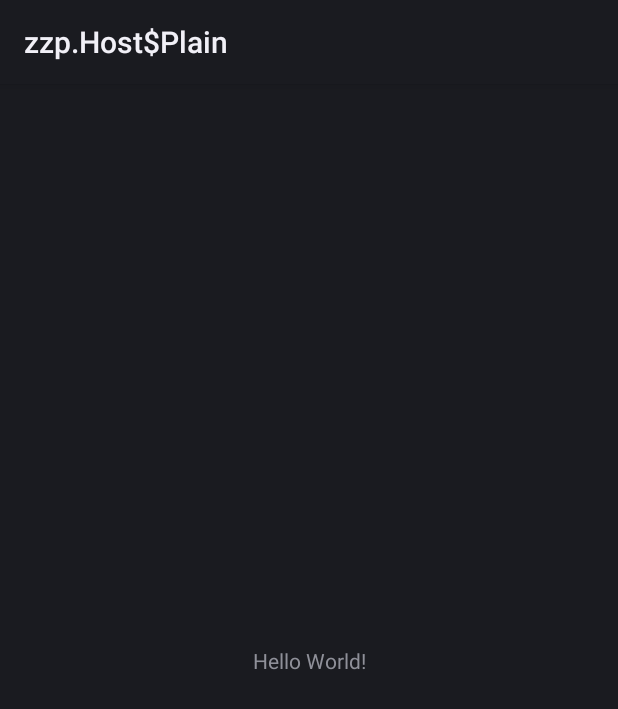
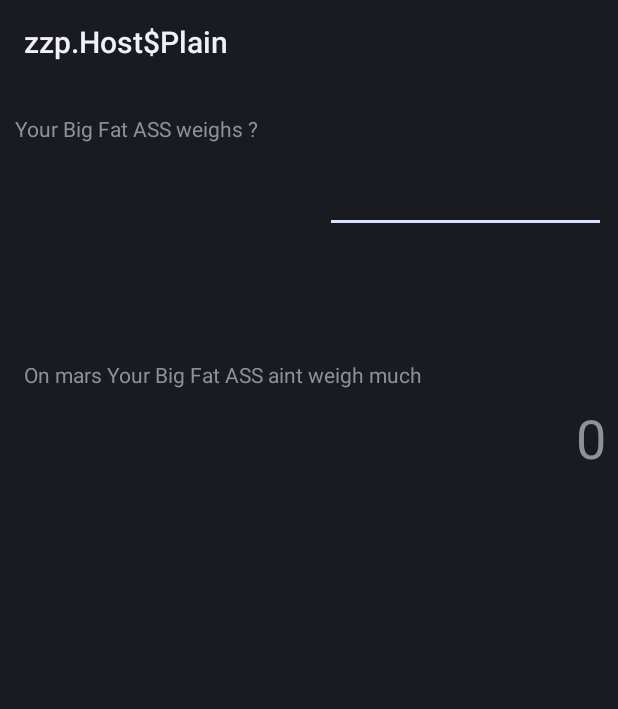
Before and after one commit to ImadEddineBek/HowMuchDoYouWeighOnMars, an Android app: the layout activity_main.xml on its own in the app's theme, with its tools: preview values and no code run, on a phone screen of 412 x 824 dp. Shown: the top 709 px of the screen. Run offline under Robolectric (Android 15) with nearby library versions, the phone set to English and light mode, and no system bars.

Commit message:
Last Version

```diff
--- a/app/build.gradle
+++ b/app/build.gradle
@@ -1,4 +1,5 @@
 apply plugin: 'com.android.application'
+apply plugin: 'kotlin-android-extensions'
 
 android {
     compileSdkVersion 26
--- a/app/src/main/AndroidManifest.xml
+++ b/app/src/main/AndroidManifest.xml
@@ -1,2 +1 @@
-<manifest xmlns:android="http://schemas.android.com/apk/res/android"
-    package="com.imadeddine.bekkouche.howmuchdoyouweighonmars.app" />
+<manifest package="com.imadeddine.bekkouche.howmuchdoyouweighonmars.app" />
--- a/feature/src/main/java/com/imadeddine/bekkouche/howmuchdoyouweighonmars/feature/MainActivity.kt
+++ b/feature/src/main/java/com/imadeddine/bekkouche/howmuchdoyouweighonmars/feature/MainActivity.kt
@@ -1,12 +1,35 @@
 package com.imadeddine.bekkouche.howmuchdoyouweighonmars.feature
 
+import android.os.Bundle
 import android.support.v7.app.AppCompatActivity
-import android.os.Bundle
+import android.text.Editable
+import android.text.TextWatcher
+import android.widget.TextView
+import kotlinx.android.synthetic.main.activity_main.*
 
 class MainActivity : AppCompatActivity() {
 
     override fun onCreate(savedInstanceState: Bundle?) {
         super.onCreate(savedInstanceState)
         setContentView(R.layout.activity_main)
+        editText.text
+        val samta= editText.text.toString()
+        editText.addTextChangedListener(TextChangeListener(textView3,samta))
+
     }
 }
+class TextChangeListener(private var textView:TextView, private var samta:String):TextWatcher{
+
+    override fun afterTextChanged(s: Editable?) {
+    }
+
+    override fun beforeTextChanged(s: CharSequence?, start: Int, count: Int, after: Int) {
+    }
+
+    override fun onTextChanged(s: CharSequence?, start: Int, before: Int, count: Int) {
+        if (s.toString() != samta)
+        textView.text= (s.toString().toInt()*0.38).toString()
+        else textView.text=""
+    }
+
+}
--- a/feature/src/main/res/layout/activity_main.xml
+++ b/feature/src/main/res/layout/activity_main.xml
@@ -7,12 +7,45 @@
     tools:context="com.imadeddine.bekkouche.howmuchdoyouweighonmars.feature.MainActivity">
 
     <TextView
+        android:id="@+id/textView"
         android:layout_width="wrap_content"
         android:layout_height="wrap_content"
-        android:text="Hello World!"
-        app:layout_constraintBottom_toBottomOf="parent"
-        app:layout_constraintLeft_toLeftOf="parent"
-        app:layout_constraintRight_toRightOf="parent"
+        android:layout_marginStart="10dp"
+        android:layout_marginTop="20dp"
+        android:text="@string/your_big_fat_ass_weighs"
+        android:labelFor="@id/editText"
+        app:layout_constraintStart_toStartOf="parent"
         app:layout_constraintTop_toTopOf="parent" />
 
+    <TextView
+        android:id="@+id/textView2"
+        android:layout_width="wrap_content"
+        android:layout_height="19dp"
+        android:layout_marginStart="16dp"
+        android:layout_marginTop="184dp"
+        android:text="@string/on_mars_your_big_fat_ass_aint_weigh_much"
+        app:layout_constraintStart_toStartOf="parent"
+        app:layout_constraintTop_toTopOf="parent" />
+
+    <EditText
+        android:id="@+id/editText"
+        android:layout_width="187dp"
+        android:layout_height="52dp"
+        android:layout_marginEnd="8dp"
+        android:layout_marginTop="8dp"
+        android:ems="10"
+        android:inputType="number"
+        app:layout_constraintEnd_toEndOf="parent"
+        app:layout_constraintTop_toBottomOf="@+id/textView" />
+
+    <TextView
+        android:id="@+id/textView3"
+        android:layout_width="wrap_content"
+        android:layout_height="wrap_content"
+        android:layout_marginEnd="8dp"
+        android:layout_marginTop="8dp"
+        android:text="@string/_0"
+        android:textSize="36sp"
+        app:layout_constraintEnd_toEndOf="parent"
+        app:layout_constraintTop_toBottomOf="@+id/textView2" />
 </android.support.constraint.ConstraintLayout>
--- a/feature/src/main/res/values/strings.xml
+++ b/feature/src/main/res/values/strings.xml
@@ -1 +1,5 @@
-<resources></resources>
+<resources>
+    <string name="on_mars_your_big_fat_ass_aint_weigh_much">On mars Your Big Fat ASS aint weigh much</string>
+    <string name="_0">0</string>
+    <string name="your_big_fat_ass_weighs">Your Big Fat ASS weighs ?</string>
+</resources>
```
